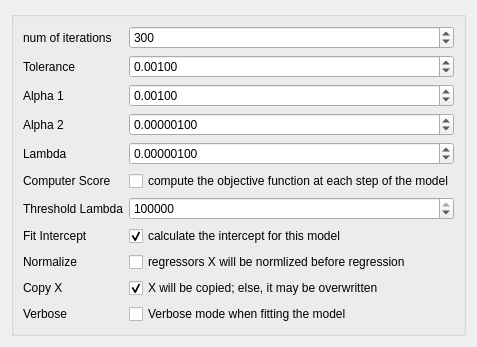
Before: the Qt Designer form ui/ARD.ui in tisaconundrum2/PySAT-GUI, drawn with Qt 5.
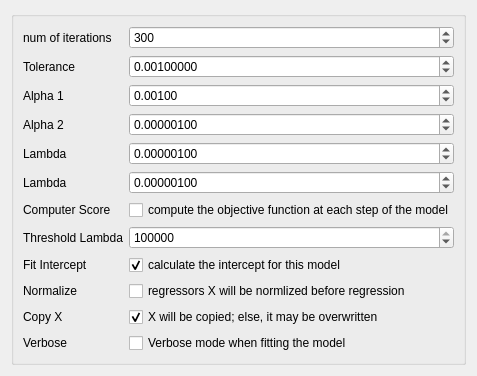
After: the same form once the commit is applied.

```diff
--- a/ui/ARD.ui
+++ b/ui/ARD.ui
@@ -2,6 +2,14 @@
 <ui version="4.0">
  <class>Form</class>
  <widget class="QWidget" name="Form">
+  <property name="geometry">
+   <rect>
+    <x>0</x>
+    <y>0</y>
+    <width>429</width>
+    <height>329</height>
+   </rect>
+  </property>
   <property name="sizePolicy">
    <sizepolicy hsizetype="Ignored" vsizetype="Ignored">
     <horstretch>0</horstretch>
@@ -45,7 +53,7 @@
       <item row="1" column="1">
        <widget class="QDoubleSpinBox" name="toleranceDoubleSpinBox">
         <property name="decimals">
-         <number>5</number>
+         <number>8</number>
         </property>
         <property name="singleStep">
          <double>0.001000000000000</double>
@@ -115,14 +123,14 @@
         </property>
        </widget>
       </item>
-      <item row="5" column="0">
+      <item row="6" column="0">
        <widget class="QLabel" name="computerScoreLabel">
         <property name="text">
          <string>Computer Score</string>
         </property>
        </widget>
       </item>
-      <item row="5" column="1">
+      <item row="6" column="1">
        <widget class="QCheckBox" name="computerScoreCheckBox">
         <property name="text">
          <string>compute the objective function at each step of the model</string>
@@ -130,13 +138,30 @@
        </widget>
       </item>
       <item row="7" column="0">
+       <widget class="QLabel" name="thresholdLambdaLabel">
+        <property name="text">
+         <string>Threshold Lambda</string>
+        </property>
+       </widget>
+      </item>
+      <item row="7" column="1">
+       <widget class="QSpinBox" name="thresholdLambdaSpinBox">
+        <property name="maximum">
+         <number>999999999</number>
+        </property>
+        <property name="value">
+         <number>100000</number>
+        </property>
+       </widget>
+      </item>
+      <item row="8" column="0">
        <widget class="QLabel" name="fitInterceptLabel">
         <property name="text">
          <string>Fit Intercept</string>
         </property>
        </widget>
       </item>
-      <item row="7" column="1">
+      <item row="8" column="1">
        <widget class="QCheckBox" name="fitInterceptCheckBox">
         <property name="text">
          <string>calculate the intercept for this model</string>
@@ -146,28 +171,28 @@
         </property>
        </widget>
       </item>
-      <item row="8" column="0">
+      <item row="9" column="0">
        <widget class="QLabel" name="normalizeLabel">
         <property name="text">
          <string>Normalize</string>
         </property>
        </widget>
       </item>
-      <item row="8" column="1">
+      <item row="9" column="1">
        <widget class="QCheckBox" name="normalizeCheckBox">
         <property name="text">
          <string>regressors X will be normlized before regression</string>
         </property>
        </widget>
       </item>
-      <item row="9" column="0">
+      <item row="10" column="0">
        <widget class="QLabel" name="copyXLabel">
         <property name="text">
          <string>Copy X</string>
         </property>
        </widget>
       </item>
-      <item row="9" column="1">
+      <item row="10" column="1">
        <widget class="QCheckBox" name="copyXCheckBox">
         <property name="text">
          <string>X will be copied; else, it may be overwritten</string>
@@ -177,34 +202,37 @@
         </property>
        </widget>
       </item>
-      <item row="10" column="0">
+      <item row="11" column="0">
        <widget class="QLabel" name="verboseLabel">
         <property name="text">
          <string>Verbose</string>
         </property>
        </widget>
       </item>
-      <item row="10" column="1">
+      <item row="11" column="1">
        <widget class="QCheckBox" name="verboseCheckBox">
         <property name="text">
          <string>Verbose mode when fitting the model</string>
         </property>
        </widget>
       </item>
-      <item row="6" column="0">
-       <widget class="QLabel" name="thresholdLambdaLabel">
+      <item row="5" column="0">
+       <widget class="QLabel" name="lambdaLabel_2">
         <property name="text">
-         <string>Threshold Lambda</string>
+         <string>Lambda</string>
         </property>
        </widget>
       </item>
-      <item row="6" column="1">
-       <widget class="QSpinBox" name="thresholdLambdaSpinBox">
-        <property name="maximum">
-         <number>999999999</number>
+      <item row="5" column="1">
+       <widget class="QDoubleSpinBox" name="lambdaDoubleSpinBox_2">
+        <property name="decimals">
+         <number>8</number>
+        </property>
+        <property name="singleStep">
+         <double>0.000001000000000</double>
         </property>
         <property name="value">
-         <number>100000</number>
+         <double>0.000001000000000</double>
         </property>
        </widget>
       </item>
```
